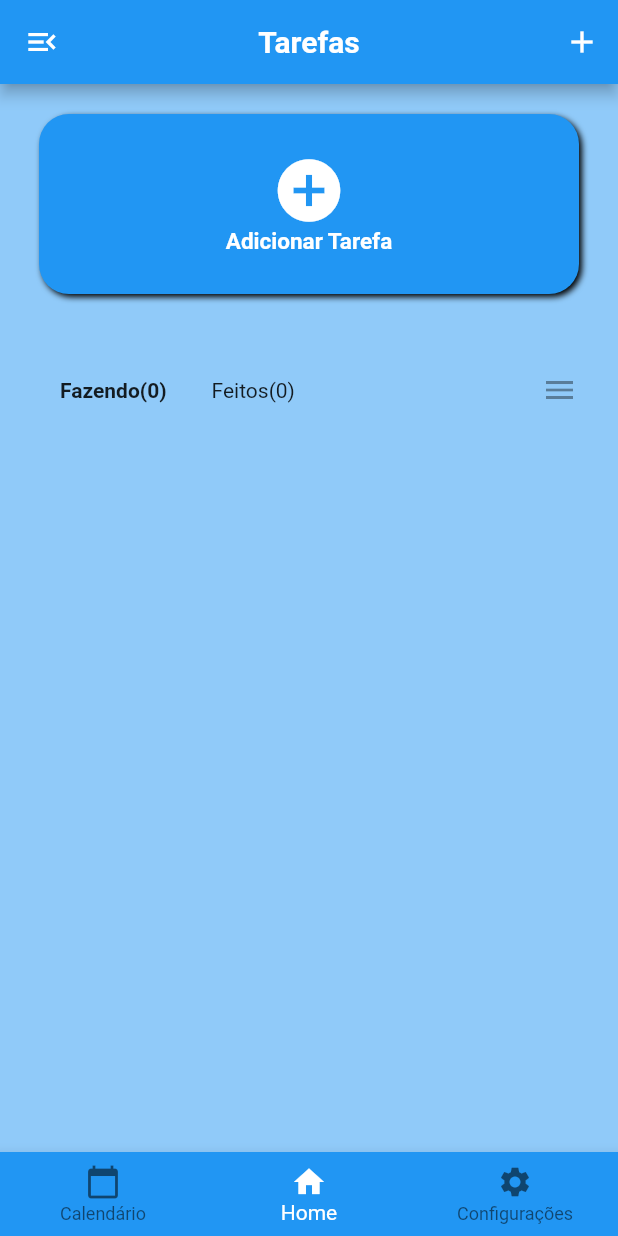
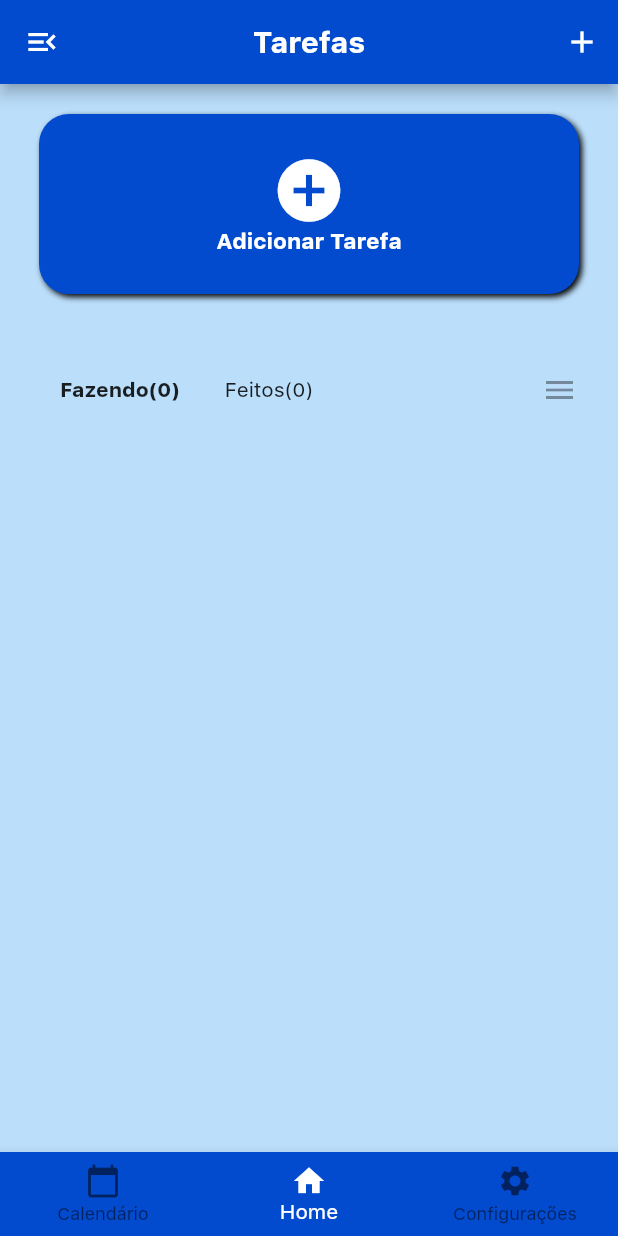
Before and after one commit to Rafarache/TaskManagerApp, a Flutter app: the screen it shows after launch, on a phone screen of 412 x 824 dp. Run offline on Flutter 3.47's test engine with Material 2 defaults, Android fonts, the phone set to English and light mode, and no system bars; our stand-ins replace community_material_icon, get, shared_preferences, sqflite, table_calendar; missing offline and left inert: icofont_flutter; accounts and stored records are empty.

Commit message:
Add ThemeController

```diff
--- a/lib/main.dart
+++ b/lib/main.dart
@@ -1,19 +1,28 @@
 import 'package:flutter/material.dart';
 import 'package:flutter_localizations/flutter_localizations.dart';
+import 'package:get/get_core/src/get_main.dart';
 import 'package:icofont_flutter/icofont_flutter.dart';
 import 'package:provider/provider.dart';
-
+import 'package:get/get.dart';
 import 'package:taskmanager/blocs/theme.dart';
 import 'View/Home/HomePage.dart';
 import 'View/Home/TableCalenar/tableCalendar.dart';
 import 'View/SettingsPage/settingsPage.dart';
 
-void main() => runApp(MyApp());
+void main() {
+  Get.lazyPut<ThemeController>(() => ThemeController());
+  runApp(MyApp());
+}
 
+// ignore: must_be_immutable
 class MyApp extends StatelessWidget {
   // This widget is the root of your application.
 
-  var _myTheme = ThemeData(
+  @override
+  Widget build(BuildContext context) {
+    ThemeController.to.loadThemeMode();
+    return MaterialApp(
+      theme: ThemeData(
         fontFamily: 'San Francisco',
         primaryColor: Color(0xFF024ACE),
         primaryColorDark: Color(0xFF024ACE),
@@ -32,17 +41,28 @@ class MyApp extends StatelessWidget {
             fontWeight: FontWeight.w600,
           ),
         ),
-  );
-  @override
-  Widget build(BuildContext context) {
-    return MaterialAppWithTheme();
-  }
-}
-
-class MaterialAppWithTheme extends StatelessWidget {
-  @override
-  Widget build(BuildContext context) {
-    return MaterialApp(
+      ),
+      darkTheme: ThemeData(
+        fontFamily: 'San Francisco',
+        primaryColor: Colors.grey[900],
+        primaryColorDark: Colors.black54,
+        accentColor: Colors.grey,
+        brightness: Brightness.dark,
+        cardColor: Colors.grey[900],
+        visualDensity: VisualDensity.adaptivePlatformDensity,
+        backgroundColor: Colors.grey[800],
+        appBarTheme: AppBarTheme(
+            backgroundColor: Colors.grey[900],
+            centerTitle: true,
+            iconTheme: IconThemeData(
+              color: Colors.white,
+            )),
+        accentTextTheme: TextTheme(
+          headline6: TextStyle(
+            fontWeight: FontWeight.w600,
+          ),
+        ),
+      ),
       localizationsDelegates: [
         GlobalMaterialLocalizations.delegate,
         GlobalWidgetsLocalizations.delegate
```
Lines whose indentation alone changed are shown as unchanged.
